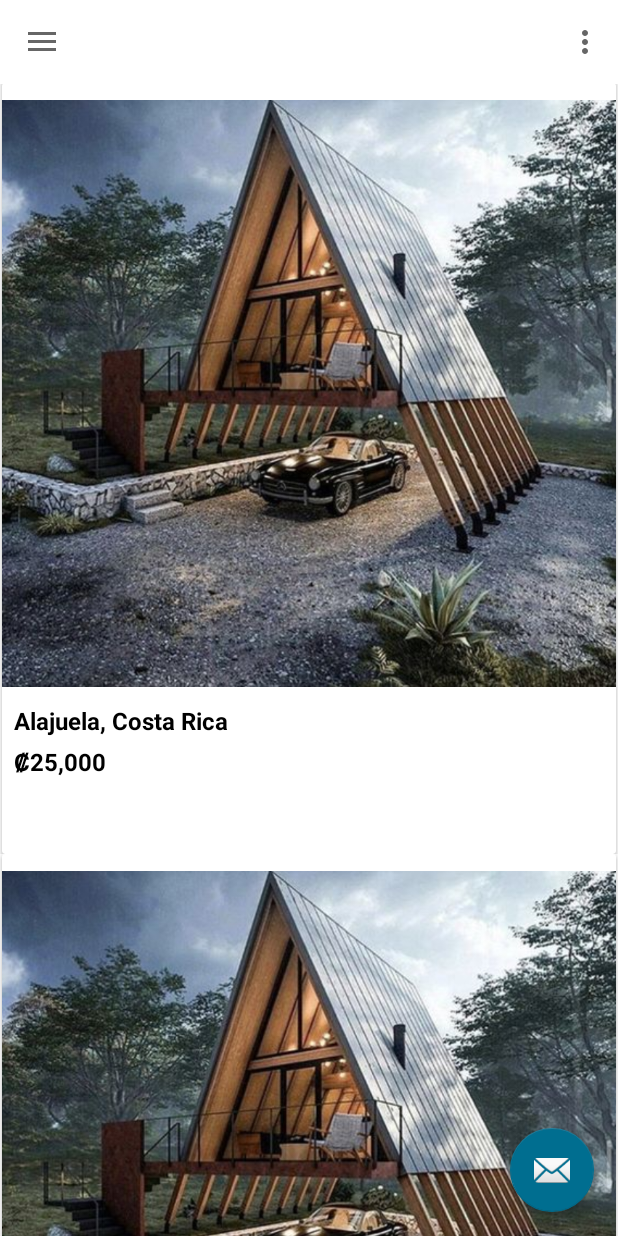
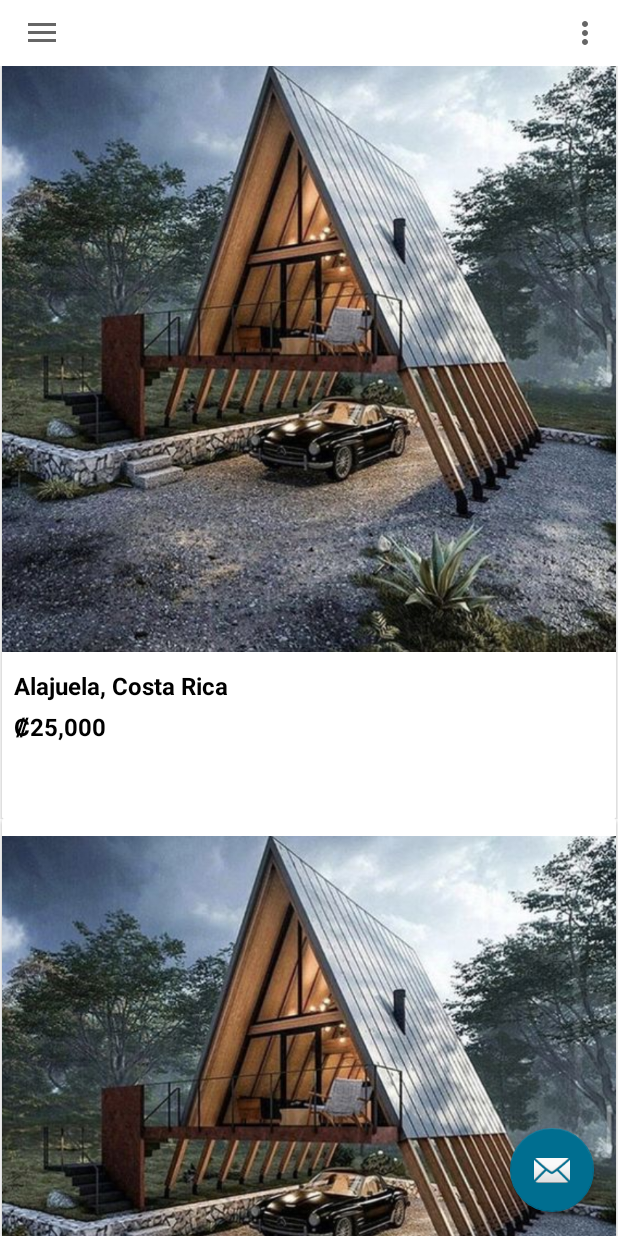
Before and after one commit to FabianINC/Move, an Android app: the screen it shows after launch (Main), on a phone screen of 412 x 824 dp. Run offline under Robolectric (Android 15) with nearby library versions, the phone set to English and light mode, and no system bars; our stand-ins replace navigation-ui.

```diff
--- a/app/src/main/java/MainActivity/Main.java
+++ b/app/src/main/java/MainActivity/Main.java
@@ -3,6 +3,8 @@ package MainActivity;
 import android.os.Bundle;
 import android.view.View;
 import android.view.Menu;
+import android.view.Window;
+import android.view.WindowManager;
 
 import com.archivo.move.R;
 import com.archivo.move.databinding.SideBarBinding;
@@ -31,6 +33,9 @@ public class Main extends AppCompatActivity {
     @Override
     protected void onCreate(Bundle savedInstanceState) {
         super.onCreate(savedInstanceState);
+
+        requestWindowFeature(Window.FEATURE_NO_TITLE);
+        this.getWindow().setFlags(WindowManager.LayoutParams.FLAG_FULLSCREEN,WindowManager.LayoutParams.FLAG_FULLSCREEN);
 
 
 
--- a/app/src/main/res/layout/activity_registration.xml
+++ b/app/src/main/res/layout/activity_registration.xml
@@ -4,7 +4,8 @@
     xmlns:tools="http://schemas.android.com/tools"
     android:layout_width="match_parent"
     android:layout_height="match_parent"
-    tools:context="login_and_registeration.RegisterActivity">
+    tools:context="login_and_registeration.RegisterActivity"
+    android:background="@color/white">
 
 
 
--- a/app/src/main/res/layout/content_main.xml
+++ b/app/src/main/res/layout/content_main.xml
@@ -28,7 +28,7 @@
         android:id="@+id/mRecyclerView"
         android:layout_width="match_parent"
         android:layout_height="match_parent"
-        android:layout_marginTop="55dp"
+        android:layout_marginTop="32dp"
         app:layout_constraintBottom_toBottomOf="@+id/nav_host_fragment_content_main"
         app:layout_constraintEnd_toEndOf="parent"
         app:layout_constraintHorizontal_bias="1.0"
--- a/app/src/main/res/layout/nav_header_main.xml
+++ b/app/src/main/res/layout/nav_header_main.xml
@@ -3,7 +3,7 @@
     xmlns:app="http://schemas.android.com/apk/res-auto"
     android:layout_width="match_parent"
     android:layout_height="@dimen/nav_header_height"
-    android:background="@color/blue_sapphire"
+    android:background="@color/white"
     android:gravity="bottom"
     android:orientation="vertical"
     android:paddingLeft="@dimen/activity_horizontal_margin"
--- a/app/src/main/res/layout/reciclerview_element.xml
+++ b/app/src/main/res/layout/reciclerview_element.xml
@@ -15,7 +15,8 @@
 
         <androidx.constraintlayout.widget.ConstraintLayout
             android:layout_width="wrap_content"
-            android:layout_height="514dp">
+            android:layout_height="514dp"
+            android:background="@color/white">
 
             <ImageView
                 android:id="@+id/recicler_img"
--- a/app/src/main/res/layout/side_bar_main.xml
+++ b/app/src/main/res/layout/side_bar_main.xml
@@ -29,7 +29,7 @@
     <androidx.appcompat.widget.Toolbar
         android:id="@+id/toolbar"
         android:layout_width="match_parent"
-        android:layout_height="?attr/actionBarSize"
+        android:layout_height="44dp"
         android:background="@color/white"
         app:popupTheme="@style/Theme.Move.PopupOverlay" />
 
--- a/app/src/main/res/values-night/themes.xml
+++ b/app/src/main/res/values-night/themes.xml
@@ -1,10 +1,10 @@
 <resources xmlns:tools="http://schemas.android.com/tools">
     <!-- Base application theme. -->
-    <style name="Theme.Move" parent="Theme.AppCompat.Light.NoActionBar">
+    <style name="Theme.Move" parent="Theme.MaterialComponents.Light.NoActionBar">
         <!-- Primary brand color. -->
-        <item name="colorPrimary">@color/purple_200</item>
-        <item name="colorPrimaryVariant">@color/purple_700</item>
-        <item name="colorOnPrimary">@color/black</item>
+        <item name="colorPrimary">@color/white</item>
+        <item name="colorPrimaryVariant">@color/white</item>
+        <item name="colorOnPrimary">@color/white</item>
         <!-- Secondary brand color. -->
         <item name="colorSecondary">@color/teal_200</item>
         <item name="colorSecondaryVariant">@color/teal_200</item>
--- a/app/src/main/res/values/themes.xml
+++ b/app/src/main/res/values/themes.xml
@@ -2,8 +2,8 @@
     <!-- Base application theme. -->
     <style name="Theme.Move" parent="Theme.AppCompat.Light.NoActionBar">
         <!-- Primary brand color. -->
-        <item name="colorPrimary">@color/purple_500</item>
-        <item name="colorPrimaryVariant">@color/purple_700</item>
+        <item name="colorPrimary">@color/white</item>
+        <item name="colorPrimaryVariant">@color/white</item>
         <item name="colorOnPrimary">@color/white</item>
         <!-- Secondary brand color. -->
         <item name="colorSecondary">@color/teal_200</item>
```
Also changed, not shown: app/src/main/res/layout/activity_login.xml (+5 -3 lines).
